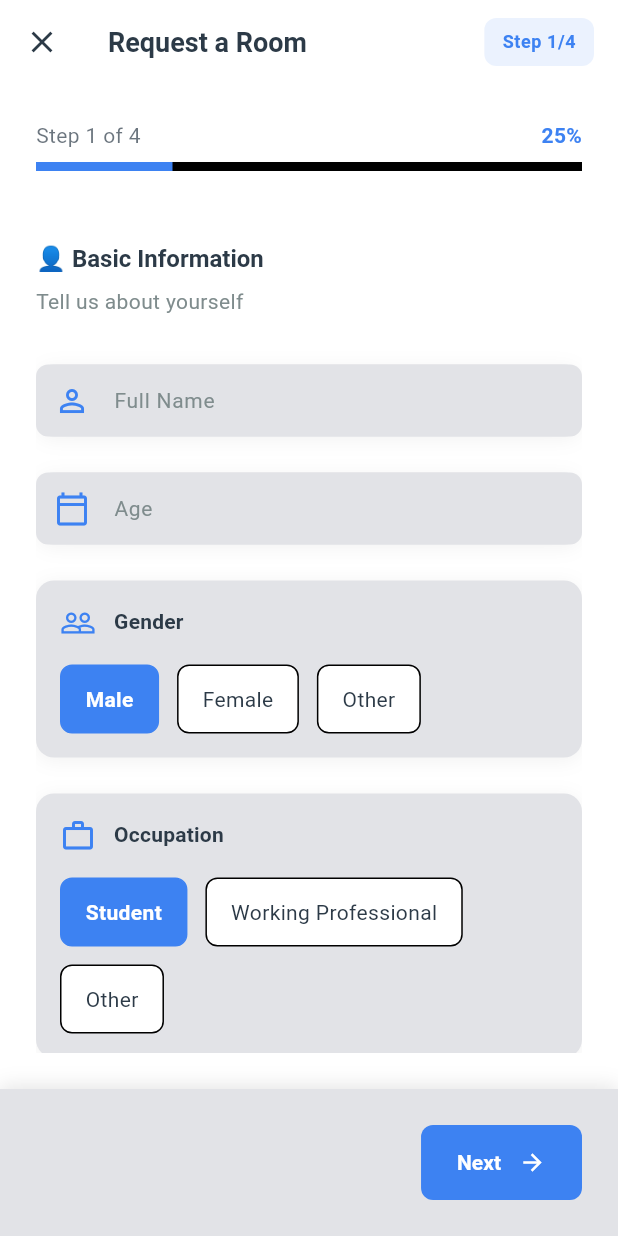
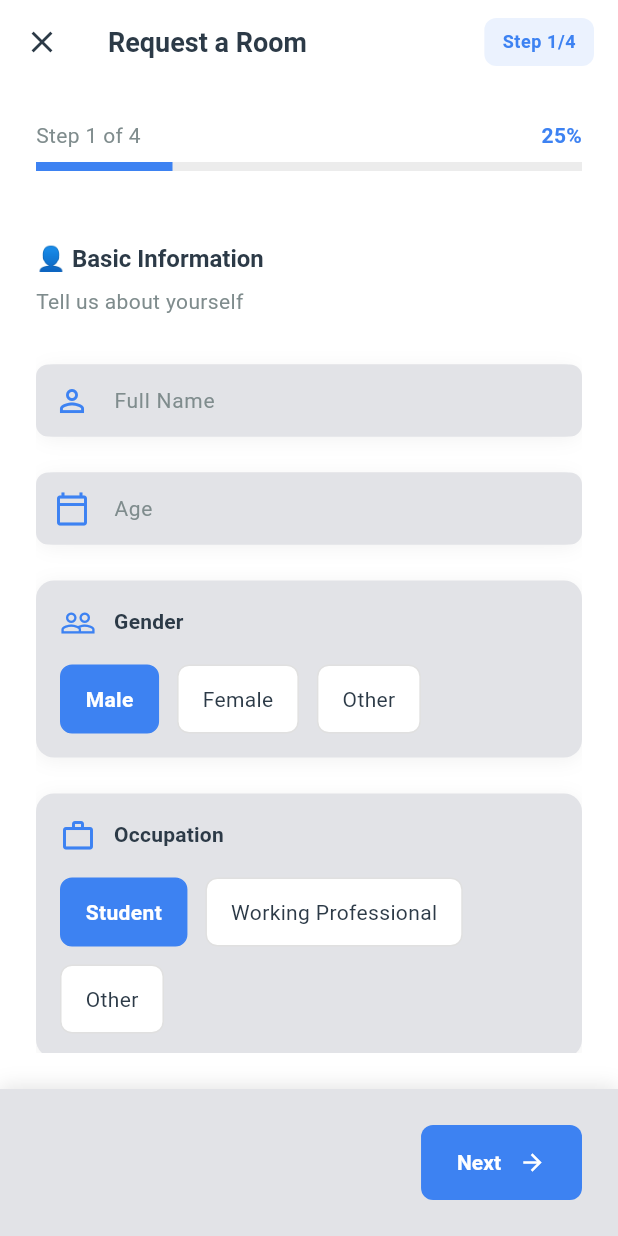
Before and after one commit to crimeface/buddy, a Flutter app: the RoomRequestForm screen opened directly, on a phone screen of 412 x 824 dp. Run offline on Flutter 3.47's test engine with Material 3 defaults, Android fonts, the phone set to English and light mode, and no system bars; our stand-ins replace cached_network_image, firebase_auth, firebase_core, firebase_database, image_picker, shimmer; accounts and stored records are empty; network calls fail.

Commit message:
UI Fix of listing pages commit

```diff
--- a/lib/widgets/room_request_form.dart
+++ b/lib/widgets/room_request_form.dart
@@ -229,18 +229,11 @@ class _RoomRequestFormState extends State<RoomRequestForm>
   Widget build(BuildContext context) {
     theme = Theme.of(context);
     scaffoldBg = theme.scaffoldBackgroundColor;
-
     // Custom card color for better contrast
     cardColor =
         theme.brightness == Brightness.dark
-            ? const Color(0xFF23262F) // a bit lighter than pure black
-            : const Color.fromARGB(
-              255,
-              226,
-              227,
-              231,
-            ); // a bit darker than pure white
-
+            ? const Color(0xFF23262F)
+            : const Color.fromARGB(255, 226, 227, 231);
     textPrimary = theme.textTheme.bodyLarge?.color ?? Colors.black;
     textSecondary =
         theme.textTheme.bodyMedium?.color?.withOpacity(0.7) ?? Colors.black54;
@@ -252,7 +245,7 @@ class _RoomRequestFormState extends State<RoomRequestForm>
         backgroundColor: scaffoldBg,
         elevation: 0,
         leading: IconButton(
-          icon: Icon(Icons.close, color: textPrimary),
+          icon: const Icon(Icons.close),
           onPressed: () => Navigator.pop(context),
         ),
         actions: [
@@ -282,11 +275,9 @@ class _RoomRequestFormState extends State<RoomRequestForm>
           ),
         ],
       ),
-      body: Form(
-        key: _formKey,
-        child: Column(
+      body: Column(
           children: [
-            _buildProgressIndicator(theme, textSecondary),
+            _buildProgressIndicator(),
             Expanded(
               child: PageView(
                 controller: _pageController,
@@ -302,11 +293,10 @@ class _RoomRequestFormState extends State<RoomRequestForm>
             _buildNavigationButtons(),
           ],
         ),
-      ),
       );
   }
 
-  Widget _buildProgressIndicator(ThemeData theme, Color textSecondary) {
+   Widget _buildProgressIndicator() {
     return Container(
       padding: const EdgeInsets.all(BuddyTheme.spacingLg),
       child: Column(
@@ -316,8 +306,8 @@ class _RoomRequestFormState extends State<RoomRequestForm>
             children: [
               Text(
                 'Step ${_currentStep + 1} of $_totalSteps',
-                style: theme.textTheme.bodyMedium?.copyWith(
-                  color: textSecondary,
+                style: Theme.of(context).textTheme.bodyMedium?.copyWith(
+                  color: BuddyTheme.textSecondaryColor,
                 ),
               ),
               AnimatedBuilder(
@@ -325,7 +315,7 @@ class _RoomRequestFormState extends State<RoomRequestForm>
                 builder: (context, child) {
                   return Text(
                     '${((_currentStep + _progressAnimation.value) / _totalSteps * 100).round()}%',
-                    style: theme.textTheme.bodyMedium?.copyWith(
+                    style: Theme.of(context).textTheme.bodyMedium?.copyWith(
                       color: BuddyTheme.primaryColor,
                       fontWeight: FontWeight.bold,
                     ),
@@ -340,7 +330,7 @@ class _RoomRequestFormState extends State<RoomRequestForm>
             builder: (context, child) {
               return LinearProgressIndicator(
                 value: (_currentStep + _progressAnimation.value) / _totalSteps,
-                backgroundColor: theme.dividerColor,
+                backgroundColor: BuddyTheme.dividerColor,
                 valueColor: AlwaysStoppedAnimation<Color>(
                   BuddyTheme.primaryColor,
                 ),
@@ -352,6 +342,7 @@ class _RoomRequestFormState extends State<RoomRequestForm>
       ),
     );
   }
+
 
   Widget _buildStepContainer({required Widget child}) {
     return SlideTransition(
@@ -498,7 +489,7 @@ class _RoomRequestFormState extends State<RoomRequestForm>
             _buildSelectionCard(
               'Preferred Flatmate Gender',
               _preferredFlatmateGender,
-              ['Any', 'Male', 'Female', 'Other'],
+              ['Male Only', 'Female Only', 'Mixed'],
               (value) => setState(() => _preferredFlatmateGender = value),
               Icons.people,
             ),
@@ -683,7 +674,15 @@ class _RoomRequestFormState extends State<RoomRequestForm>
     Function(String) onChanged,
     IconData icon,
   ) {
-    return Container(
+    return TweenAnimationBuilder<double>(
+      duration: const Duration(milliseconds: 600),
+      tween: Tween(begin: 0.0, end: 1.0),
+      builder: (context, value, child) {
+        return Transform.translate(
+          offset: Offset(50 * (1 - value), 0),
+          child: Opacity(
+            opacity: value,
+            child: Container(
               padding: const EdgeInsets.all(BuddyTheme.spacingMd),
               decoration: BoxDecoration(
                 color: cardColor,
@@ -731,7 +730,7 @@ class _RoomRequestFormState extends State<RoomRequestForm>
                                     color:
                                         selectedValue == option
                                             ? BuddyTheme.primaryColor
-                                    : theme.scaffoldBackgroundColor,
+                                            : scaffoldBg,
                                     borderRadius: BorderRadius.circular(
                                       BuddyTheme.borderRadiusSm,
                                     ),
@@ -739,7 +738,7 @@ class _RoomRequestFormState extends State<RoomRequestForm>
                                       color:
                                           selectedValue == option
                                               ? BuddyTheme.primaryColor
-                                      : theme.dividerColor,
+                                              : BuddyTheme.borderColor,
                                     ),
                                   ),
                                   child: Text(
@@ -762,6 +761,10 @@ class _RoomRequestFormState extends State<RoomRequestForm>
                   ),
                 ],
               ),
+            ),
+          ),
+        );
+      },
     );
   }
 
```
Also changed, not shown: lib/widgets/list_hostel_form.dart (+4 -3 lines), lib/widgets/list_room_form.dart (+74 -23 lines), lib/widgets/list_service_form.dart (+9 -2 lines). Lines whose indentation alone changed are shown as unchanged.
